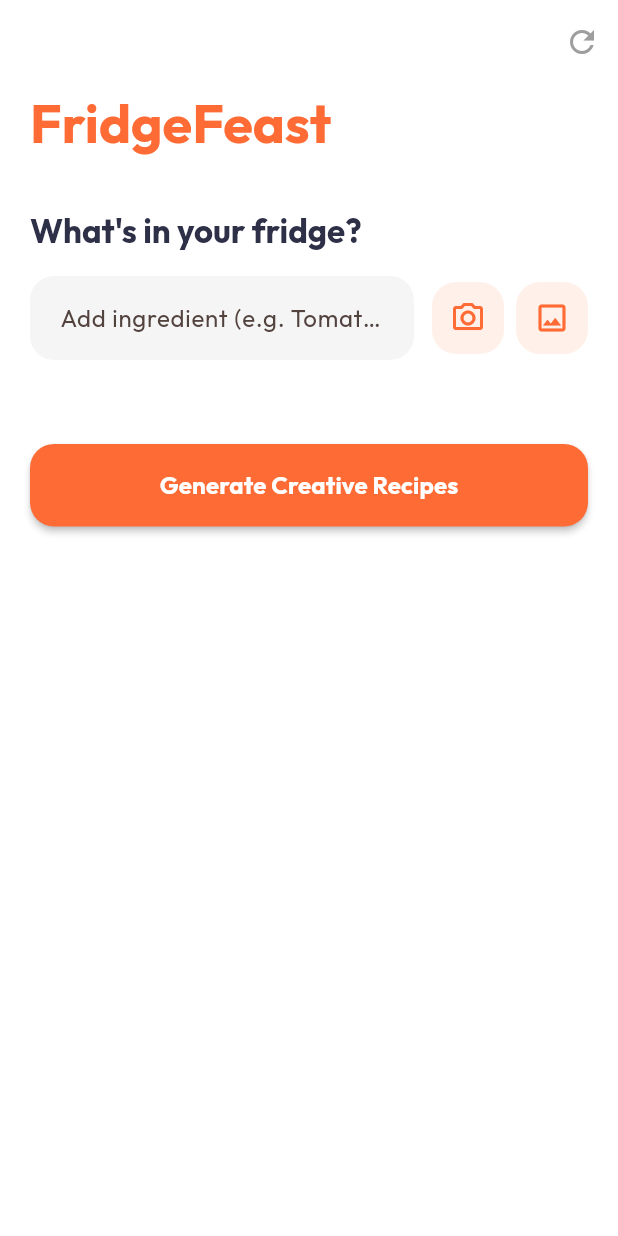
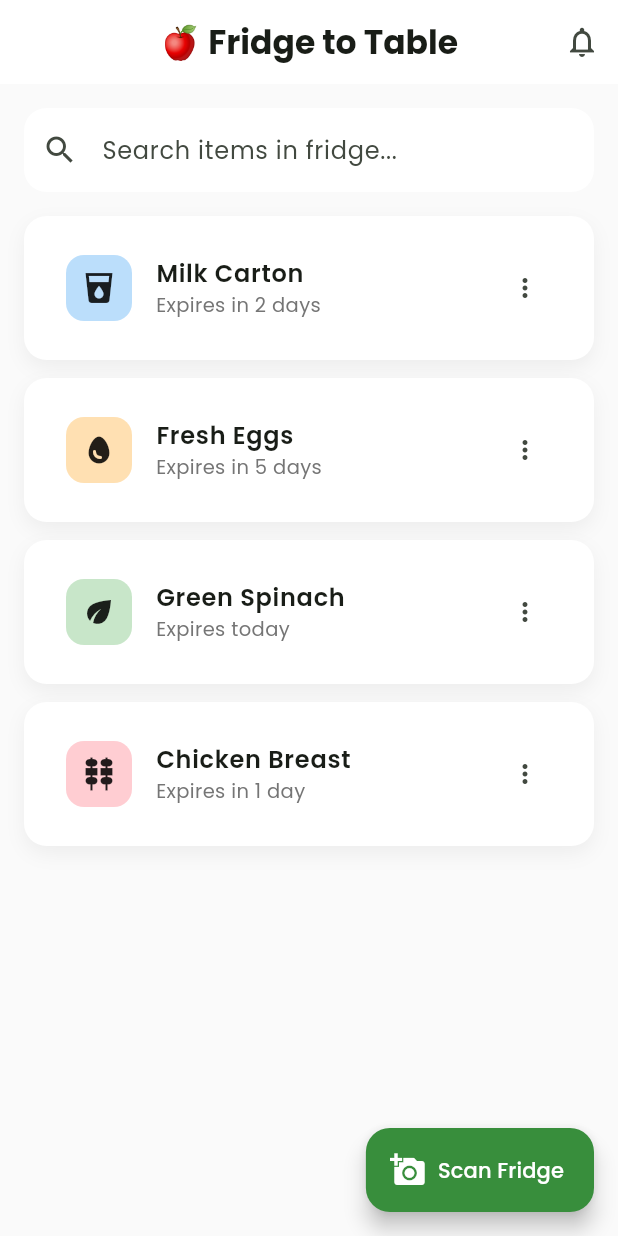
Before and after one commit to danithu17/fridge-to-table, a Flutter app: the screen it shows after launch, on a phone screen of 412 x 824 dp. Run offline on Flutter 3.47's test engine with Material 3 defaults, Android fonts, the phone set to English and light mode, and no system bars; our stand-ins replace flutter_riverpod, google_fonts, google_generative_ai, google_mobile_ads, image_picker; network calls fail.

Commit message:
Sync main.dart changes

```diff
--- a/lib/main.dart
+++ b/lib/main.dart
@@ -1,60 +1,168 @@
 import 'package:flutter/material.dart';
-import 'package:flutter_riverpod/flutter_riverpod.dart';
+import 'package:google_mobile_ads/google_mobile_ads.dart';
 import 'package:google_fonts/google_fonts.dart';
-import 'package:google_mobile_ads/google_mobile_ads.dart';
-import 'screens/home_screen.dart';
 
 void main() async {
+  // Flutter Engine එක සහ AdMob Initialize කිරීම
   WidgetsFlutterBinding.ensureInitialized();
-  MobileAds.instance.initialize();
-  runApp(
-    const ProviderScope(
-      child: FridgeFeastApp(),
-    ),
-  );
+  await MobileAds.instance.initialize();
+
+  runApp(const FridgeToTableApp());
 }
 
-class FridgeFeastApp extends StatelessWidget {
-  const FridgeFeastApp({super.key});
+class FridgeToTableApp extends StatelessWidget {
+  const FridgeToTableApp({super.key});
 
   @override
   Widget build(BuildContext context) {
     return MaterialApp(
-      title: 'FridgeFeast',
+      title: 'Fridge to Table',
       debugShowCheckedModeBanner: false,
       theme: ThemeData(
         useMaterial3: true,
-        colorScheme: ColorScheme.fromSeed(
-          seedColor: const Color(0xFFFF6B35),
-          primary: const Color(0xFFFF6B35),
-          secondary: const Color(0xFFF7C59F),
-          surface: Colors.white,
-          background: const Color(0xFFFAFAFA),
-        ),
-        textTheme: GoogleFonts.outfitTextTheme(
-          Theme.of(context).textTheme,
-        ),
-        elevatedButtonTheme: ElevatedButtonThemeData(
-          style: ElevatedButton.styleFrom(
-            backgroundColor: const Color(0xFFFF6B35),
-            foregroundColor: Colors.white,
-            padding: const EdgeInsets.symmetric(horizontal: 32, vertical: 16),
-            shape: RoundedRectangleBorder(
-              borderRadius: BorderRadius.circular(16),
-            ),
-            elevation: 2,
-          ),
-        ),
-        cardTheme: CardTheme(
-          elevation: 0,
-          shape: RoundedRectangleBorder(
-            borderRadius: BorderRadius.circular(24),
-            side: BorderSide(color: Colors.grey.shade100, width: 1),
-          ),
-          color: Colors.white,
-        ),
+        // ඇප් එකේ ප්‍රධාන පාට කොළ පාටට ගත්තා (Fresh Look)
+        colorScheme: ColorScheme.fromSeed(seedColor: Colors.green.shade700),
+        textTheme: GoogleFonts.poppinsTextTheme(),
       ),
       home: const HomeScreen(),
     );
   }
 }
+
+class HomeScreen extends StatefulWidget {
+  const HomeScreen({super.key});
+
+  @override
+  State<HomeScreen> createState() => _HomeScreenState();
+}
+
+class _HomeScreenState extends State<HomeScreen> {
+  BannerAd? _bannerAd;
+  bool _isBannerAdLoaded = false;
+
+  // ⚠️ වැදගත්: මේක Google දෙන Test ID එක.
+  // ඇප් එක Play Store දාද්දි විතරක් ඔයාගේ සැබෑ Ad Unit ID එක මෙතනට දාන්න.
+  final String adUnitId = 'ca-app-pub-3940256099942544/6300978111';
+
+  @override
+  void initState() {
+    super.initState();
+    _loadBannerAd();
+  }
+
+  // Banner Ad එක ලෝඩ් කරන ෆන්ක්ෂන් එක
+  void _loadBannerAd() {
+    _bannerAd = BannerAd(
+      adUnitId: adUnitId,
+      request: const AdRequest(),
+      size: AdSize.banner,
+      listener: BannerAdListener(
+        onAdLoaded: (ad) {
+          setState(() {
+            _isBannerAdLoaded = true;
+          });
+        },
+        onAdFailedToLoad: (ad, error) {
+          ad.dispose();
+          print('Ad failed to load: $error');
+        },
+      ),
+    )..load();
+  }
+
+  @override
+  void dispose() {
+    _bannerAd?.dispose();
+    super.dispose();
+  }
+
+  @override
+  Widget build(BuildContext context) {
+    return Scaffold(
+      backgroundColor: Colors.grey.shade50,
+      appBar: AppBar(
+        title: const Text('🍎 Fridge to Table', style: TextStyle(fontWeight: FontWeight.bold)),
+        centerTitle: true,
+        backgroundColor: Colors.white,
+        elevation: 0,
+        actions: [
+          IconButton(onPressed: () {}, icon: const Icon(Icons.notifications_none)),
+        ],
+      ),
+      body: Column(
+        children: [
+          // සර්ච් බාර් එක (UI එක Advance කරන්න)
+          Padding(
+            padding: const EdgeInsets.all(16.0),
+            child: TextField(
+              decoration: InputDecoration(
+                hintText: 'Search items in fridge...',
+                prefixIcon: const Icon(Icons.search),
+                filled: true,
+                fillColor: Colors.white,
+                border: OutlineInputBorder(
+                  borderRadius: BorderRadius.circular(15),
+                  borderSide: BorderSide.none,
+                ),
+              ),
+            ),
+          ),
+
+          // Fridge Items ලිස්ට් එක
+          Expanded(
+            child: ListView(
+              padding: const EdgeInsets.symmetric(horizontal: 16),
+              children: [
+                _buildFoodItem("Milk Carton", "Expires in 2 days", Colors.blue.shade100, Icons.local_drink),
+                _buildFoodItem("Fresh Eggs", "Expires in 5 days", Colors.orange.shade100, Icons.egg),
+                _buildFoodItem("Green Spinach", "Expires today", Colors.green.shade100, Icons.eco),
+                _buildFoodItem("Chicken Breast", "Expires in 1 day", Colors.red.shade100, Icons.kebab_dining),
+              ],
+            ),
+          ),
+
+          // පතුලේ ඇඩ් එක පෙන්වන කොටස
+          if (_isBannerAdLoaded)
+            Container(
+              alignment: Alignment.center,
+              width: _bannerAd!.size.width.toDouble(),
+              height: _bannerAd!.size.height.toDouble(),
+              child: AdWidget(ad: _bannerAd!),
+            ),
+        ],
+      ),
+      floatingActionButton: FloatingActionButton.extended(
+        onPressed: () {},
+        backgroundColor: Colors.green.shade700,
+        foregroundColor: Colors.white,
+        icon: const Icon(Icons.add_a_photo),
+        label: const Text("Scan Fridge"),
+      ),
+    );
+  }
+
+  // ඇප් එකේ අයිතම පෙන්වන කාඩ් එක හදන හැටි
+  Widget _buildFoodItem(String name, String expiry, Color bgColor, IconData icon) {
+    return Container(
+      margin: const EdgeInsets.only(bottom: 12),
+      padding: const EdgeInsets.all(12),
+      decoration: BoxDecoration(
+        color: Colors.white,
+        borderRadius: BorderRadius.circular(15),
+        boxShadow: [
+          BoxShadow(color: Colors.black.withOpacity(0.05), blurRadius: 10, offset: const Offset(0, 5)),
+        ],
+      ),
+      child: ListTile(
+        leading: Container(
+          padding: const EdgeInsets.all(10),
+          decoration: BoxDecoration(color: bgColor, borderRadius: BorderRadius.circular(12)),
+          child: Icon(icon, color: Colors.black87),
+        ),
+        title: Text(name, style: const TextStyle(fontWeight: FontWeight.w600)),
+        subtitle: Text(expiry, style: TextStyle(color: Colors.grey.shade600, fontSize: 13)),
+        trailing: const Icon(Icons.more_vert, size: 20),
+      ),
+    );
+  }
+}
```
